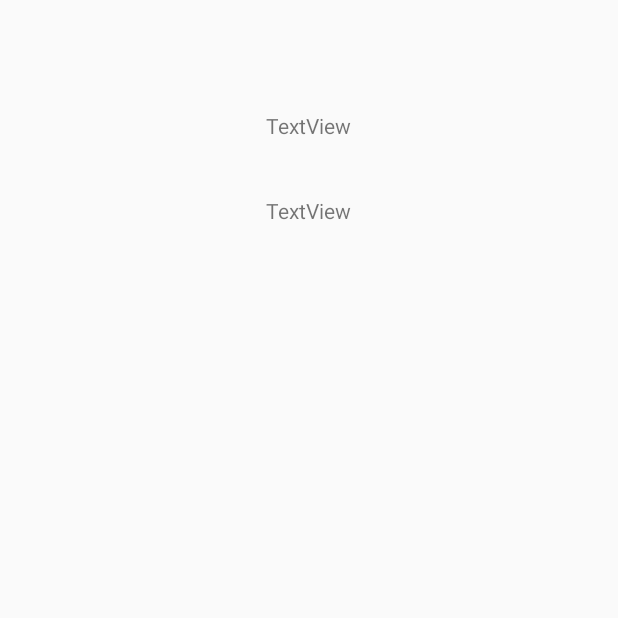
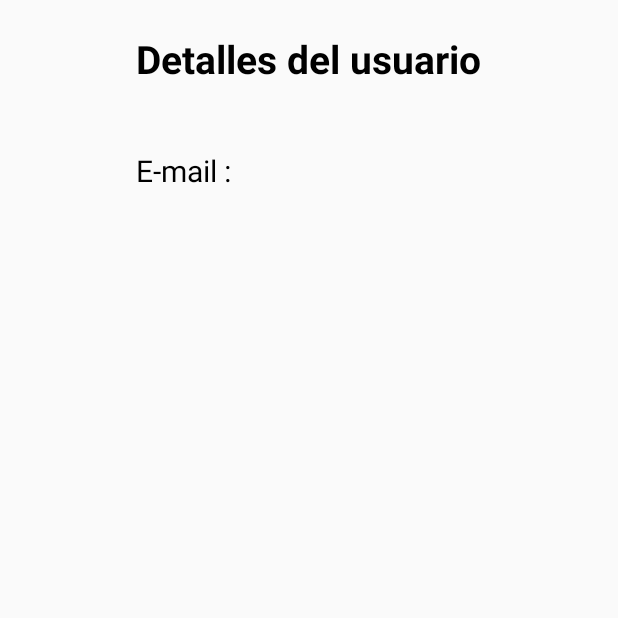
Before and after one commit to linder3hs/Proyecto_Integrador, an Android app: the TestActivity screen opened directly, with no data from a screen before it, on a phone screen of 412 x 824 dp, the top half of it. Before the commit the part shown is almost empty. Run offline under Robolectric (Android 15) with nearby library versions, the phone set to English and light mode, and no system bars; 1 statement that could not run was skipped.

Commit message:
Login con Web Service - Nube

```diff
--- a/app/src/main/AndroidManifest.xml
+++ b/app/src/main/AndroidManifest.xml
@@ -48,7 +48,9 @@
             android:name=".MapsnavigationActivity"
             android:label="@string/title_activity_mapsnavigation"
             android:theme="@style/AppTheme"></activity>
-        <activity android:name=".TestActivity"></activity>
+        <activity android:name=".TestActivity">
+
+        </activity>
     </application>
 
 </manifest>
--- a/app/src/main/java/com/linderhassinger/proyecto_integrador/LoginActivity.java
+++ b/app/src/main/java/com/linderhassinger/proyecto_integrador/LoginActivity.java
@@ -71,7 +71,8 @@ public class LoginActivity extends AppCompatActivity implements GoogleApiClient.
                             public void run() {
                                 int r=objJSON(res);
                                 if(r>0){
-                                    Intent i=new Intent(getApplicationContext(),MapsnavigationActivity.class);//Prueba del servicio
+                                    Intent i=new Intent(getApplicationContext(),TestActivity.class);//Prueba del servicio
+                                    i.putExtra("correo",txtCorreo.getText().toString());
                                     startActivity(i);
                                 }else {
                                     Toast.makeText(getApplicationContext(),"Correo o Contraseña incorrectos",Toast.LENGTH_SHORT).show();
@@ -93,7 +94,7 @@ public class LoginActivity extends AppCompatActivity implements GoogleApiClient.
         String respuesta="";
         try {
             //Se va a la Web y se envia los datos
-            URL url=new URL("http://192.168.0.31/WebService/valida.php");//Cambiar el ip - ya que no es estable por que es local
+            URL url=new URL("https://find-bank-roque363.c9users.io/WebService/valida.php");//Cambiar el ip - ya que no es estable por que es local
             conection=(HttpURLConnection)url.openConnection();
             conection.setRequestMethod("POST");
             conection.setRequestProperty("Content-Length",""+Integer.toString(urlparametros.getBytes().length));
--- a/app/src/main/java/com/linderhassinger/proyecto_integrador/TestActivity.java
+++ b/app/src/main/java/com/linderhassinger/proyecto_integrador/TestActivity.java
@@ -2,12 +2,21 @@ package com.linderhassinger.proyecto_integrador;
 
 import android.support.v7.app.AppCompatActivity;
 import android.os.Bundle;
+import android.widget.TextView;
 
 public class TestActivity extends AppCompatActivity {
+    private TextView txtCorreo;
 
     @Override
     protected void onCreate(Bundle savedInstanceState) {
         super.onCreate(savedInstanceState);
         setContentView(R.layout.activity_test);
+        txtCorreo = (TextView) findViewById(R.id.txtCorreo);
+        MostrarDatos();
+    }
+
+    public void MostrarDatos(){
+        String correo = this.getIntent().getExtras().getString("correo");
+        txtCorreo.setText(correo);
     }
 }
--- a/app/src/main/res/layout/activity_test.xml
+++ b/app/src/main/res/layout/activity_test.xml
@@ -8,20 +8,46 @@
     tools:context="com.linderhassinger.proyecto_integrador.TestActivity">
 
     <TextView
+        android:id="@+id/textView1"
+        android:layout_width="wrap_content"
+        android:layout_height="wrap_content"
+        android:layout_alignStart="@+id/textView3"
+        android:layout_below="@+id/textView3"
+        android:layout_marginTop="43dp"
+        android:text="@string/email"
+        android:textColor="@color/negro"
+        android:textSize="20sp" />
+
+    <TextView
         android:id="@+id/txtCorreo"
         android:layout_width="wrap_content"
         android:layout_height="wrap_content"
-        android:text="TextView"
-        android:layout_marginTop="37dp"
-        android:layout_below="@+id/txtNombre"
-        android:layout_centerHorizontal="true" />
+        android:layout_alignBottom="@+id/textView1"
+        android:layout_marginStart="10dp"
+        android:layout_toEndOf="@+id/textView1"
+        android:textColor="@color/negro"
+        android:textSize="20sp"
+        tools:text="Correo" />
 
     <TextView
         android:id="@+id/txtNombre"
         android:layout_width="wrap_content"
         android:layout_height="wrap_content"
-        android:text="TextView"
-        android:layout_marginTop="74dp"
+        android:layout_below="@+id/txtCorreo"
+        android:layout_centerHorizontal="true"
+        android:layout_marginTop="73dp"
+        tools:text="Nombre" />
+
+    <TextView
+        android:id="@+id/textView3"
+        android:layout_width="wrap_content"
+        android:layout_height="wrap_content"
         android:layout_alignParentTop="true"
-        android:layout_alignStart="@+id/txtCorreo" />
+        android:layout_centerHorizontal="true"
+        android:layout_marginTop="21dp"
+        android:text="@string/Titulo"
+        android:textColor="@color/negro"
+        android:textSize="26sp"
+        android:textStyle="bold" />
+
 </RelativeLayout>
--- a/app/src/main/res/values/strings.xml
+++ b/app/src/main/res/values/strings.xml
@@ -29,4 +29,7 @@
     <string name="conexion_red">Revise su conexion</string>
     <string name="nosotros">Somo una un grupo de jovenes programadores, somo estudiantes de la carrera de Diseño
     de software en Tecup. \nEste proyecto esta orientado para todas las personas \nIntegrantes: \n- Linder Hassinger \n- Seichi Honda \n- Roque Alarcon</string>
+
+    <!--Testeo de la app -->
+    <string name="Titulo">Detalles del usuario</string>
 </resources>
```
